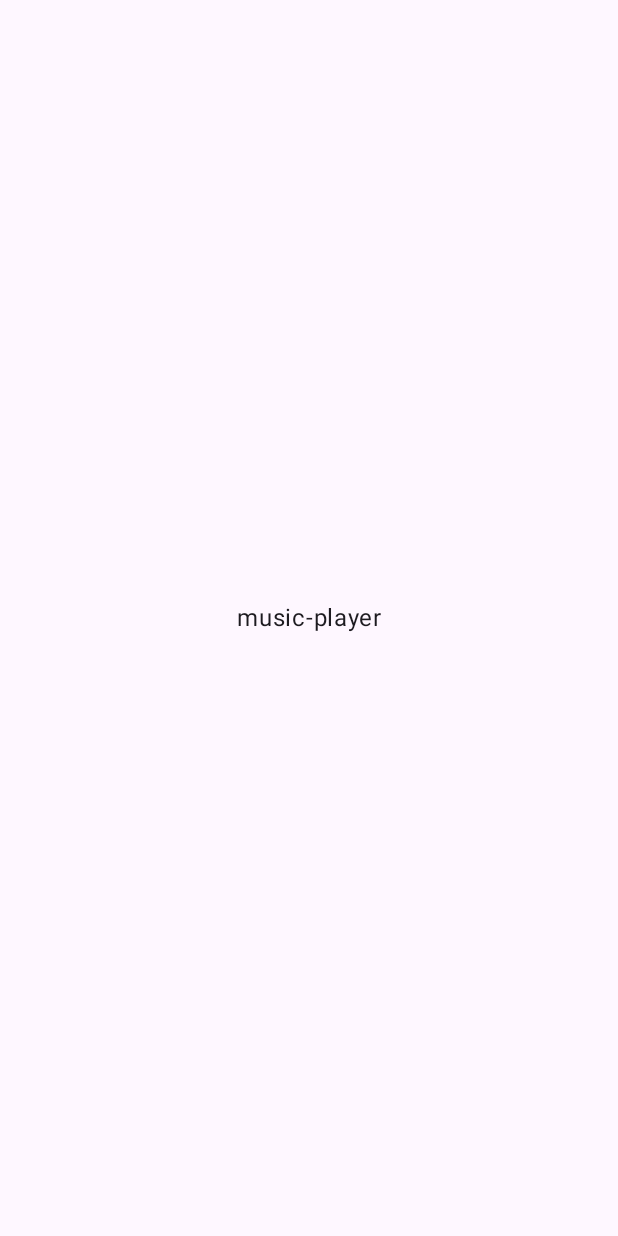
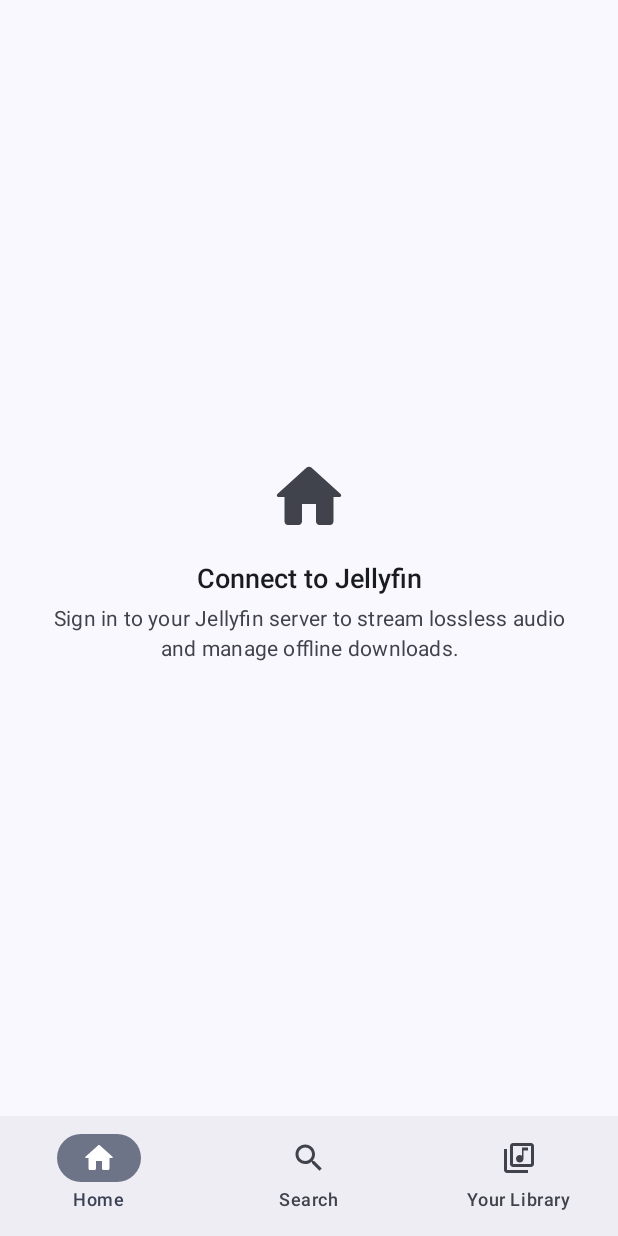
Before and after one commit to marcscodebase/overtone-android, an Android app built with Jetpack Compose: the screen it shows after launch (MainActivity), on a phone screen of 412 x 824 dp. Before the commit the screen is almost empty. Run offline under Robolectric (Android 15) with nearby library versions, the phone set to English and light mode, and no system bars; our stand-ins replace Dagger/Hilt's generated code.

Commit message:
feat(ui): add pure material you theme and core design components

```diff
--- a/app/src/main/java/com/musicplayer/MainActivity.kt
+++ b/app/src/main/java/com/musicplayer/MainActivity.kt
@@ -6,11 +6,30 @@ import androidx.activity.compose.setContent
 import androidx.activity.enableEdgeToEdge
 import androidx.compose.foundation.layout.Box
 import androidx.compose.foundation.layout.fillMaxSize
-import androidx.compose.material3.MaterialTheme
-import androidx.compose.material3.Surface
+import androidx.compose.foundation.layout.padding
+import androidx.compose.material.icons.Icons
+import androidx.compose.material.icons.outlined.Home
+import androidx.compose.material.icons.outlined.LibraryMusic
+import androidx.compose.material.icons.outlined.Search
+import androidx.compose.material.icons.rounded.Home
+import androidx.compose.material.icons.rounded.LibraryMusic
+import androidx.compose.material.icons.rounded.Search
+import androidx.compose.material3.Icon
+import androidx.compose.material3.NavigationBar
+import androidx.compose.material3.NavigationBarItem
+import androidx.compose.material3.Scaffold
 import androidx.compose.material3.Text
+import androidx.compose.runtime.Composable
+import androidx.compose.runtime.getValue
+import androidx.compose.runtime.mutableIntStateOf
+import androidx.compose.runtime.saveable.rememberSaveable
+import androidx.compose.runtime.setValue
 import androidx.compose.ui.Alignment
 import androidx.compose.ui.Modifier
+import androidx.compose.ui.graphics.vector.ImageVector
+import androidx.compose.ui.res.stringResource
+import com.musicplayer.core.designsystem.component.EmptyState
+import com.musicplayer.core.designsystem.theme.MusicPlayerTheme
 import dagger.hilt.android.AndroidEntryPoint
 
 @AndroidEntryPoint
@@ -19,16 +38,62 @@ class MainActivity : ComponentActivity() {
         super.onCreate(savedInstanceState)
         enableEdgeToEdge()
         setContent {
-            MaterialTheme {
-                Surface(modifier = Modifier.fillMaxSize()) {
-                    Box(
-                        modifier = Modifier.fillMaxSize(),
-                        contentAlignment = Alignment.Center,
-                    ) {
-                        Text(text = "music-player")
-                    }
-                }
+            MusicPlayerTheme {
+                PlaceholderShell()
             }
         }
     }
 }
+
+private data class ShellDestination(
+    val labelRes: Int,
+    val selectedIcon: ImageVector,
+    val unselectedIcon: ImageVector,
+)
+
+private val shellDestinations = listOf(
+    ShellDestination(R.string.nav_home, Icons.Rounded.Home, Icons.Outlined.Home),
+    ShellDestination(R.string.nav_search, Icons.Rounded.Search, Icons.Outlined.Search),
+    ShellDestination(R.string.nav_library, Icons.Rounded.LibraryMusic, Icons.Outlined.LibraryMusic),
+)
+
+@Composable
+private fun PlaceholderShell() {
+    var selectedIndex by rememberSaveable { mutableIntStateOf(0) }
+
+    Scaffold(
+        modifier = Modifier.fillMaxSize(),
+        bottomBar = {
+            NavigationBar {
+                shellDestinations.forEachIndexed { index, destination ->
+                    val selected = index == selectedIndex
+                    val label = stringResource(destination.labelRes)
+                    NavigationBarItem(
+                        selected = selected,
+                        onClick = { selectedIndex = index },
+                        icon = {
+                            Icon(
+                                imageVector = if (selected) destination.selectedIcon else destination.unselectedIcon,
+                                contentDescription = label,
+                            )
+                        },
+                        label = { Text(text = label) },
+                    )
+                }
+            }
+        },
+    ) { innerPadding ->
+        Box(
+            modifier = Modifier
+                .fillMaxSize()
+                .padding(innerPadding),
+            contentAlignment = Alignment.Center,
+        ) {
+            EmptyState(
+                title = stringResource(R.string.shell_placeholder_title),
+                subtitle = stringResource(R.string.shell_placeholder_subtitle),
+                icon = shellDestinations[selectedIndex].selectedIcon,
+            )
+        }
+    }
+}
--- /dev/null
+++ b/app/src/main/java/com/musicplayer/core/designsystem/component/StateViews.kt
@@ -0,0 +1,113 @@
+package com.musicplayer.core.designsystem.component
+
+import androidx.compose.foundation.layout.Arrangement
+import androidx.compose.foundation.layout.Column
+import androidx.compose.foundation.layout.Spacer
+import androidx.compose.foundation.layout.fillMaxWidth
+import androidx.compose.foundation.layout.height
+import androidx.compose.foundation.layout.padding
+import androidx.compose.foundation.layout.size
+import androidx.compose.material.icons.Icons
+import androidx.compose.material.icons.rounded.ErrorOutline
+import androidx.compose.material.icons.rounded.LibraryMusic
+import androidx.compose.material3.Button
+import androidx.compose.material3.FilledTonalButton
+import androidx.compose.material3.Icon
+import androidx.compose.material3.MaterialTheme
+import androidx.compose.material3.Text
+import androidx.compose.runtime.Composable
+import androidx.compose.ui.Alignment
+import androidx.compose.ui.Modifier
+import androidx.compose.ui.graphics.vector.ImageVector
+import androidx.compose.ui.text.style.TextAlign
+import androidx.compose.ui.unit.dp
+
+@Composable
+fun EmptyState(
+    title: String,
+    subtitle: String,
+    modifier: Modifier = Modifier,
+    icon: ImageVector = Icons.Rounded.LibraryMusic,
+    actionLabel: String? = null,
+    onAction: (() -> Unit)? = null,
+) {
+    Column(
+        modifier = modifier
+            .fillMaxWidth()
+            .padding(horizontal = 32.dp, vertical = 48.dp),
+        horizontalAlignment = Alignment.CenterHorizontally,
+        verticalArrangement = Arrangement.Center,
+    ) {
+        Icon(
+            imageVector = icon,
+            contentDescription = null,
+            tint = MaterialTheme.colorScheme.onSurfaceVariant,
+            modifier = Modifier.size(56.dp),
+        )
+        Spacer(modifier = Modifier.height(16.dp))
+        Text(
+            text = title,
+            style = MaterialTheme.typography.titleLarge,
+            color = MaterialTheme.colorScheme.onSurface,
+            textAlign = TextAlign.Center,
+        )
+        Spacer(modifier = Modifier.height(8.dp))
+        Text(
+            text = subtitle,
+            style = MaterialTheme.typography.bodyMedium,
+            color = MaterialTheme.colorScheme.onSurfaceVariant,
+            textAlign = TextAlign.Center,
+        )
+        if (actionLabel != null && onAction != null) {
+            Spacer(modifier = Modifier.height(20.dp))
+            FilledTonalButton(onClick = onAction) {
+                Text(text = actionLabel)
+            }
+        }
+    }
+}
+
+@Composable
+fun ErrorState(
+    title: String,
+    message: String,
+    modifier: Modifier = Modifier,
+    icon: ImageVector = Icons.Rounded.ErrorOutline,
+    retryLabel: String? = null,
+    onRetry: (() -> Unit)? = null,
+) {
+    Column(
+        modifier = modifier
+            .fillMaxWidth()
+            .padding(horizontal = 32.dp, vertical = 48.dp),
+        horizontalAlignment = Alignment.CenterHorizontally,
+        verticalArrangement = Arrangement.Center,
+    ) {
+        Icon(
+            imageVector = icon,
+            contentDescription = null,
+            tint = MaterialTheme.colorScheme.error,
+            modifier = Modifier.size(56.dp),
+        )
+        Spacer(modifier = Modifier.height(16.dp))
+        Text(
+            text = title,
+            style = MaterialTheme.typography.titleLarge,
+            color = MaterialTheme.colorScheme.onSurface,
+            textAlign = TextAlign.Center,
+        )
+        Spacer(modifier = Modifier.height(8.dp))
+        Text(
+            text = message,
+            style = MaterialTheme.typography.bodyMedium,
+            color = MaterialTheme.colorScheme.onSurfaceVariant,
+            textAlign = TextAlign.Center,
+        )
+        if (retryLabel != null && onRetry != null) {
+            Spacer(modifier = Modifier.height(20.dp))
+            Button(onClick = onRetry) {
+                Text(text = retryLabel)
+            }
+        }
+    }
+}
--- /dev/null
+++ b/app/src/main/java/com/musicplayer/core/designsystem/theme/Shapes.kt
@@ -0,0 +1,13 @@
+package com.musicplayer.core.designsystem.theme
+
+import androidx.compose.foundation.shape.RoundedCornerShape
+import androidx.compose.material3.Shapes
+import androidx.compose.ui.unit.dp
+
+val MusicPlayerShapes = Shapes(
+    extraSmall = RoundedCornerShape(4.dp),
+    small = RoundedCornerShape(8.dp),
+    medium = RoundedCornerShape(12.dp),
+    large = RoundedCornerShape(16.dp),
+    extraLarge = RoundedCornerShape(28.dp),
+)
--- /dev/null
+++ b/app/src/main/java/com/musicplayer/core/designsystem/theme/Theme.kt
@@ -0,0 +1,32 @@
+package com.musicplayer.core.designsystem.theme
+
+import androidx.compose.foundation.isSystemInDarkTheme
+import androidx.compose.material3.MaterialTheme
+import androidx.compose.material3.dynamicDarkColorScheme
+import androidx.compose.material3.dynamicLightColorScheme
+import androidx.compose.runtime.Composable
+import androidx.compose.ui.platform.LocalContext
+
+/**
+ * Pure Material You theme strictly derived from the Android 12+ system wallpaper palette
+ * and system Light/Dark mode. Never hardcode surface, background, or accent hex colors.
+ */
+@Composable
+fun MusicPlayerTheme(
+    darkTheme: Boolean = isSystemInDarkTheme(),
+    content: @Composable () -> Unit,
+) {
+    val context = LocalContext.current
+    val colorScheme = if (darkTheme) {
+        dynamicDarkColorScheme(context)
+    } else {
+        dynamicLightColorScheme(context)
+    }
+
+    MaterialTheme(
+        colorScheme = colorScheme,
+        typography = MusicPlayerTypography,
+        shapes = MusicPlayerShapes,
+        content = content,
+    )
+}
--- /dev/null
+++ b/app/src/main/java/com/musicplayer/core/designsystem/theme/Typography.kt
@@ -0,0 +1,97 @@
+package com.musicplayer.core.designsystem.theme
+
+import androidx.compose.material3.Typography
+import androidx.compose.ui.text.TextStyle
+import androidx.compose.ui.text.font.FontFamily
+import androidx.compose.ui.text.font.FontWeight
+import androidx.compose.ui.unit.sp
+
+val MusicPlayerTypography = Typography(
+    displaySmall = TextStyle(
+        fontFamily = FontFamily.SansSerif,
+        fontWeight = FontWeight.Bold,
+        fontSize = 32.sp,
+        lineHeight = 38.sp,
+        letterSpacing = (-0.5).sp,
+    ),
+    headlineLarge = TextStyle(
+        fontFamily = FontFamily.SansSerif,
+        fontWeight = FontWeight.Bold,
+        fontSize = 28.sp,
+        lineHeight = 34.sp,
+        letterSpacing = (-0.25).sp,
+    ),
+    headlineMedium = TextStyle(
+        fontFamily = FontFamily.SansSerif,
+        fontWeight = FontWeight.Bold,
+        fontSize = 24.sp,
+        lineHeight = 30.sp,
+    ),
+    headlineSmall = TextStyle(
+        fontFamily = FontFamily.SansSerif,
+        fontWeight = FontWeight.Bold,
+        fontSize = 20.sp,
+        lineHeight = 26.sp,
+    ),
+    titleLarge = TextStyle(
+        fontFamily = FontFamily.SansSerif,
+        fontWeight = FontWeight.SemiBold,
+        fontSize = 18.sp,
+        lineHeight = 24.sp,
+    ),
+    titleMedium = TextStyle(
+        fontFamily = FontFamily.SansSerif,
+        fontWeight = FontWeight.SemiBold,
+        fontSize = 16.sp,
+        lineHeight = 22.sp,
+        letterSpacing = 0.1.sp,
+    ),
+    titleSmall = TextStyle(
+        fontFamily = FontFamily.SansSerif,
+        fontWeight = FontWeight.Medium,
+        fontSize = 14.sp,
+        lineHeight = 20.sp,
+        letterSpacing = 0.1.sp,
+    ),
+    bodyLarge = TextStyle(
+        fontFamily = FontFamily.SansSerif,
+        fontWeight = FontWeight.Normal,
+        fontSize = 16.sp,
+        lineHeight = 22.sp,
+    ),
+    bodyMedium = TextStyle(
+        fontFamily = FontFamily.SansSerif,
+        fontWeight = FontWeight.Normal,
+        fontSize = 14.sp,
+        lineHeight = 20.sp,
+        letterSpacing = 0.15.sp,
+    ),
+    bodySmall = TextStyle(
+        fontFamily = FontFamily.SansSerif,
+        fontWeight = FontWeight.Normal,
+        fontSize = 12.sp,
+        lineHeight = 16.sp,
+        letterSpacing = 0.25.sp,
+    ),
+    labelLarge = TextStyle(
+        fontFamily = FontFamily.SansSerif,
+        fontWeight = FontWeight.SemiBold,
+        fontSize = 14.sp,
+        lineHeight = 20.sp,
+        letterSpacing = 0.1.sp,
+    ),
+    labelMedium = TextStyle(
+        fontFamily = FontFamily.SansSerif,
+        fontWeight = FontWeight.Medium,
+        fontSize = 12.sp,
+        lineHeight = 16.sp,
+        letterSpacing = 0.4.sp,
+    ),
+    labelSmall = TextStyle(
+        fontFamily = FontFamily.SansSerif,
+        fontWeight = FontWeight.Medium,
+        fontSize = 11.sp,
+        lineHeight = 14.sp,
+        letterSpacing = 0.5.sp,
+    ),
+)
--- a/app/src/main/res/values/strings.xml
+++ b/app/src/main/res/values/strings.xml
@@ -1,4 +1,9 @@
 <?xml version="1.0" encoding="utf-8"?>
 <resources>
     <string name="app_name">music-player</string>
+    <string name="nav_home">Home</string>
+    <string name="nav_search">Search</string>
+    <string name="nav_library">Your Library</string>
+    <string name="shell_placeholder_title">Connect to Jellyfin</string>
+    <string name="shell_placeholder_subtitle">Sign in to your Jellyfin server to stream lossless audio and manage offline downloads.</string>
 </resources>
```
Also changed, not shown: app/src/main/java/com/musicplayer/core/designsystem/component/ArtworkCard.kt (added, +92 -0 lines), app/src/main/java/com/musicplayer/core/designsystem/component/SectionHeader.kt (added, +47 -0 lines), app/src/main/java/com/musicplayer/core/designsystem/component/ShimmerPlaceholder.kt (added, +124 -0 lines).
